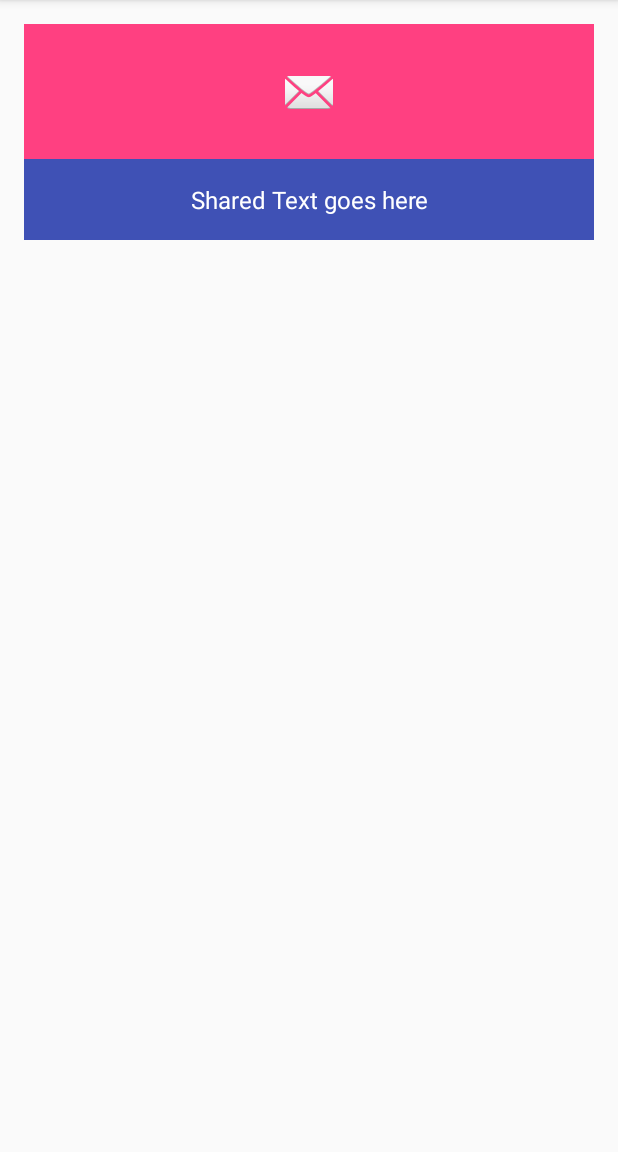
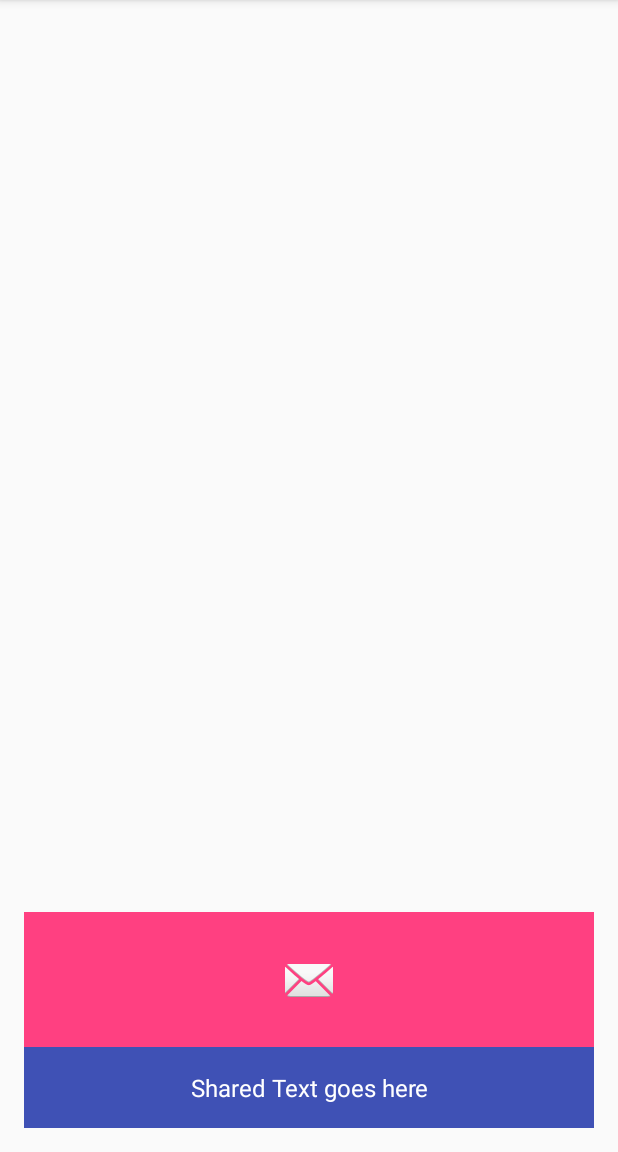
Before and after one commit to biodunalfet/Motion, an Android app: the SharedElementActivity screen opened directly, with no data from a screen before it, on a phone screen of 412 x 824 dp, the part 84-1236 px from its top. Run offline under Robolectric (Android 15) with nearby library versions, the phone set to English and light mode, and no system bars.

```diff
--- a/app/src/main/java/com/hamza/motion/SharedElementActivity.java
+++ b/app/src/main/java/com/hamza/motion/SharedElementActivity.java
@@ -7,6 +7,8 @@ import android.support.v4.app.ActivityOptionsCompat;
 import android.support.v4.util.Pair;
 import android.support.v4.view.ViewCompat;
 import android.support.v7.app.AppCompatActivity;
+import android.transition.Slide;
+import android.view.Gravity;
 import android.view.View;
 import android.widget.ImageView;
 import android.widget.LinearLayout;
@@ -36,6 +38,8 @@ public class SharedElementActivity extends AppCompatActivity {
                         .makeSceneTransitionAnimation(SharedElementActivity.this,
                                 participants);
 
+
+
                 ActivityCompat.startActivity(SharedElementActivity.this, intent, options.toBundle());
             }
         });
--- a/app/src/main/res/layout/activity_shared_element.xml
+++ b/app/src/main/res/layout/activity_shared_element.xml
@@ -4,7 +4,8 @@
     xmlns:app="http://schemas.android.com/apk/res-auto"
     android:id="@+id/activity_shared_element"
     android:layout_width="match_parent"
-    android:layout_height="wrap_content"
+    android:layout_height="match_parent"
+    android:gravity="bottom"
     android:paddingBottom="@dimen/activity_vertical_margin"
     android:paddingLeft="@dimen/activity_horizontal_margin"
     android:paddingRight="@dimen/activity_horizontal_margin"
--- a/app/src/main/res/layout/activity_shared_unveiled.xml
+++ b/app/src/main/res/layout/activity_shared_unveiled.xml
@@ -10,6 +10,7 @@
     <android.support.design.widget.AppBarLayout
         android:layout_width="match_parent"
         android:layout_height="wrap_content"
+        android:id="@+id/appBar"
         android:theme="@style/AppTheme.AppBarOverlay">
 
         <android.support.v7.widget.Toolbar
```
Also changed, not shown: app/src/main/java/com/hamza/motion/SharedUnveiledActivity.java (+21 -2 lines).
